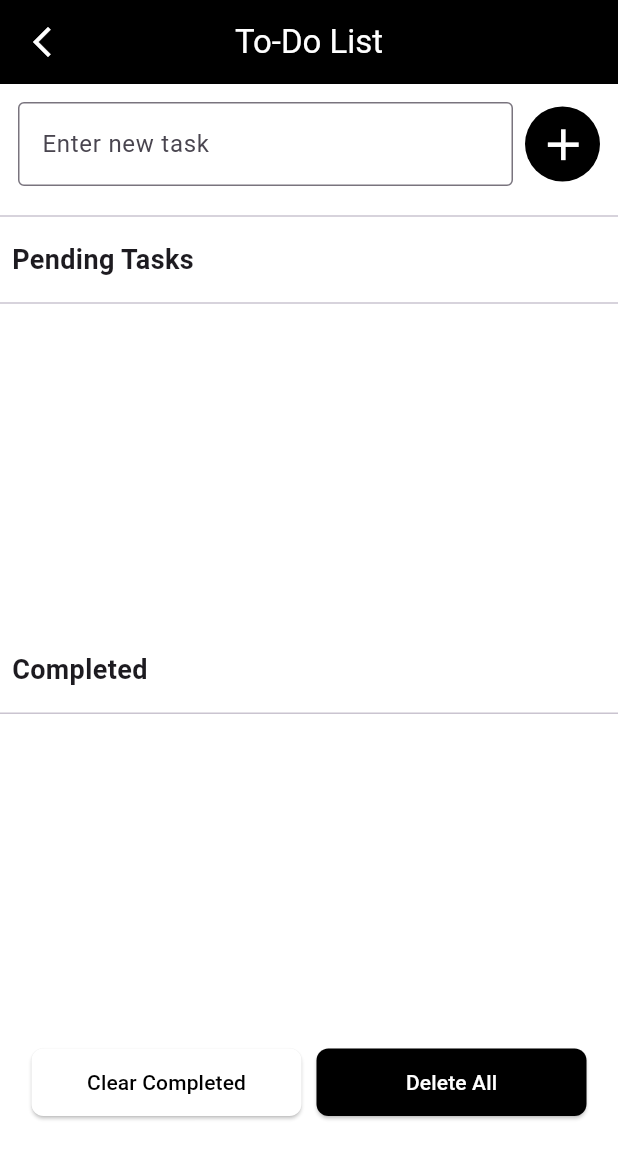
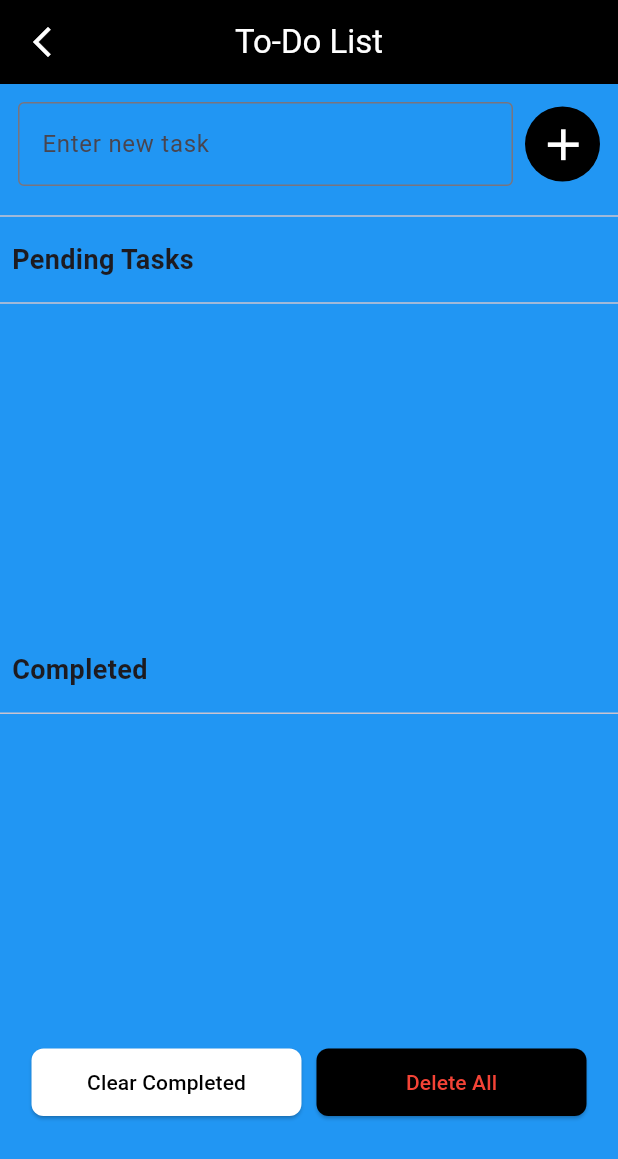
Before and after one commit to sufiyan454/newTodo_project, a Flutter app: the screen it shows after launch, on a phone screen of 412 x 824 dp. Shown: the top 1159 px of the screen. Run offline on Flutter 3.47's test engine with Material 3 defaults, Android fonts, the phone set to English and light mode, and no system bars.

Commit message:
Add color to UI

```diff
--- a/lib/View/todoapp_page.dart
+++ b/lib/View/todoapp_page.dart
@@ -53,7 +53,7 @@ class _TodoAppState extends State<TodoApp> {
         backgroundColor: Colors.black,
         leading: IconButton(onPressed: (){}, icon: Icon(Icons.arrow_back_ios_new,color: Colors.white,)),
       ),
-      backgroundColor: Colors.white,
+      backgroundColor: Colors.blue,
       body: Column(
         children: [
           Padding(
@@ -232,7 +232,7 @@ class _TodoAppState extends State<TodoApp> {
                     onPressed: provider.deleteAll,
                     child: const Text(
                       "Delete All",
-                      style: TextStyle(color: Colors.white),
+                      style: TextStyle(color: Colors.red),
                     ),
                   ),
                 ),
```
